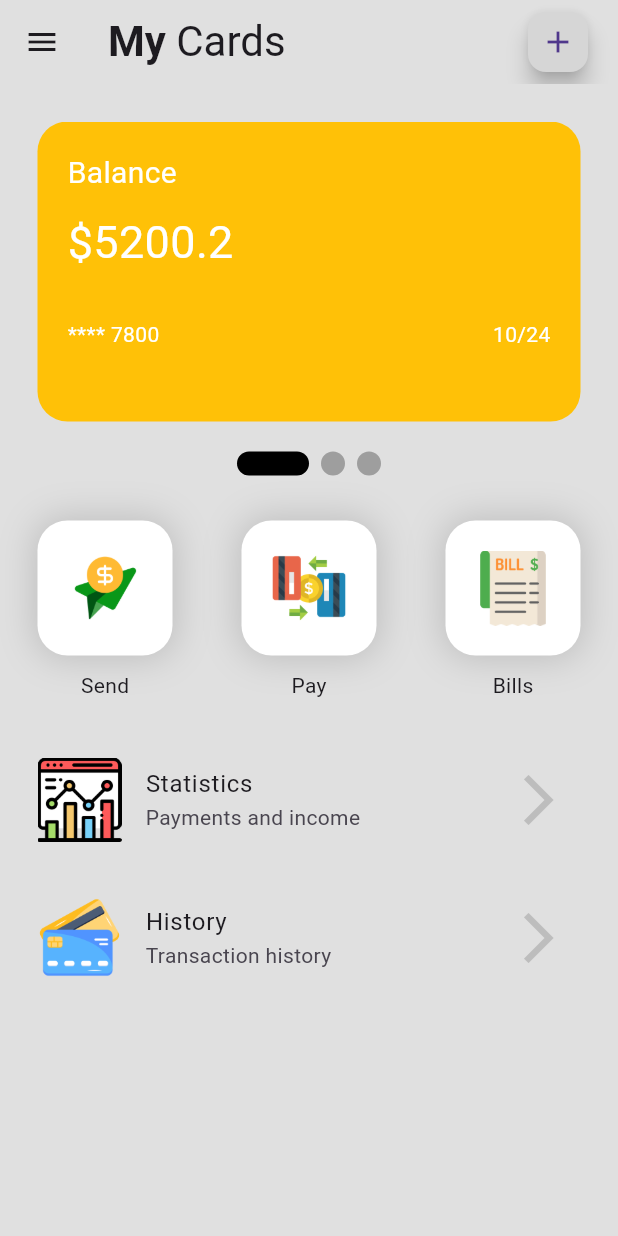
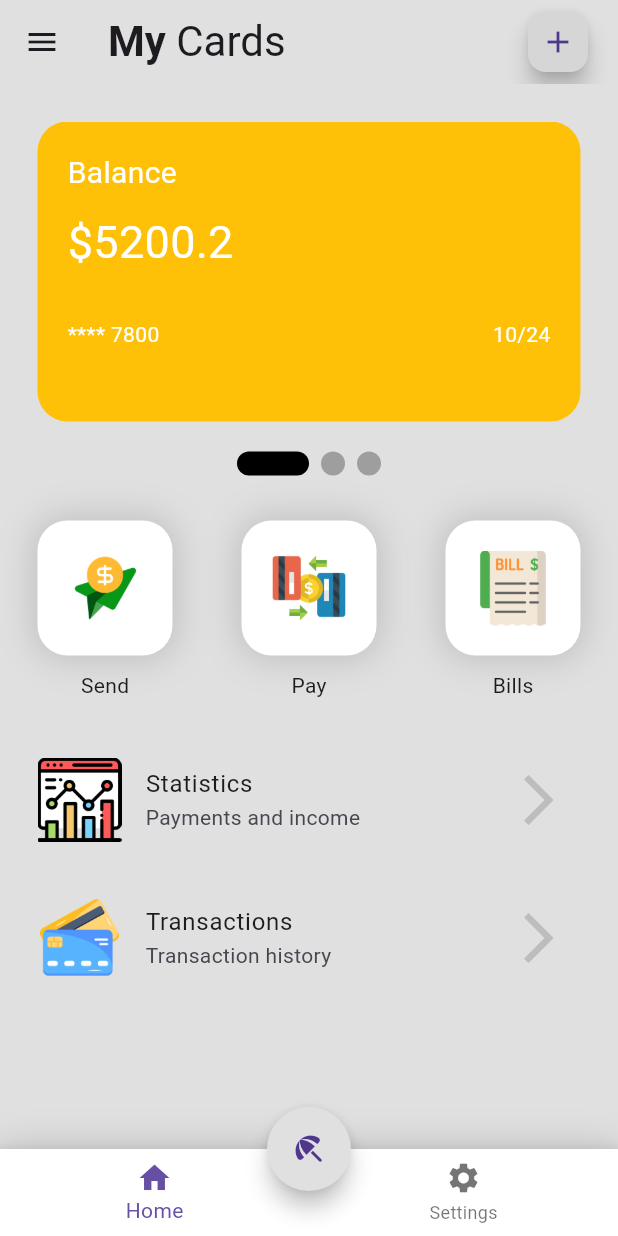
Before and after one commit to eduard-zxc/wallet-app, a Flutter app: the screen it shows after launch, on a phone screen of 412 x 824 dp. Run offline on Flutter 3.47's test engine with Material 3 defaults, Android fonts, the phone set to English and light mode, and no system bars; drawn by our look-alikes of smooth_page_indicator.

Commit message:
feat: finish MyCards page

```diff
--- a/lib/pages/home.dart
+++ b/lib/pages/home.dart
@@ -107,10 +107,41 @@ class _HomeState extends State<Home> {
               subtitle: 'Payments and income',
               icon: 'icons/analytics.png'),
           const InfoBanner(
-              title: 'History',
+              title: 'Transactions',
               subtitle: 'Transaction history',
               icon: 'icons/atm-card.png')
         ],
+      ),
+      floatingActionButton: FloatingActionButton(
+        backgroundColor: Colors.grey[300],
+        shape: RoundedRectangleBorder(
+          borderRadius: BorderRadius.circular(50),
+        ),
+        onPressed: () {},
+        child: const Icon(Icons.beach_access_rounded),
+      ),
+      floatingActionButtonLocation: FloatingActionButtonLocation.centerDocked,
+      bottomNavigationBar: Container(
+        decoration: BoxDecoration(
+          boxShadow: [
+            BoxShadow(
+              color: Colors.grey.shade400,
+              blurRadius: 20,
+              spreadRadius: 2,
+            ),
+          ],
+        ),
+        child: BottomNavigationBar(
+          backgroundColor: Colors.white,
+          items: const [
+            BottomNavigationBarItem(
+              icon: Icon(Icons.home),
+              label: 'Home',
+            ),
+            BottomNavigationBarItem(
+                icon: Icon(Icons.settings), label: 'Settings'),
+          ],
+        ),
       ),
       drawer: Drawer(
         backgroundColor: Colors.grey[350],
--- a/lib/util/info_banner.dart
+++ b/lib/util/info_banner.dart
@@ -14,6 +14,7 @@ class InfoBanner extends StatelessWidget {
   @override
   Widget build(BuildContext context) {
     return ListTile(
+      onTap: () {},
       contentPadding: const EdgeInsets.fromLTRB(25, 20, 25, 0),
       leading: Image.asset(icon),
       title: Text(title),
```
